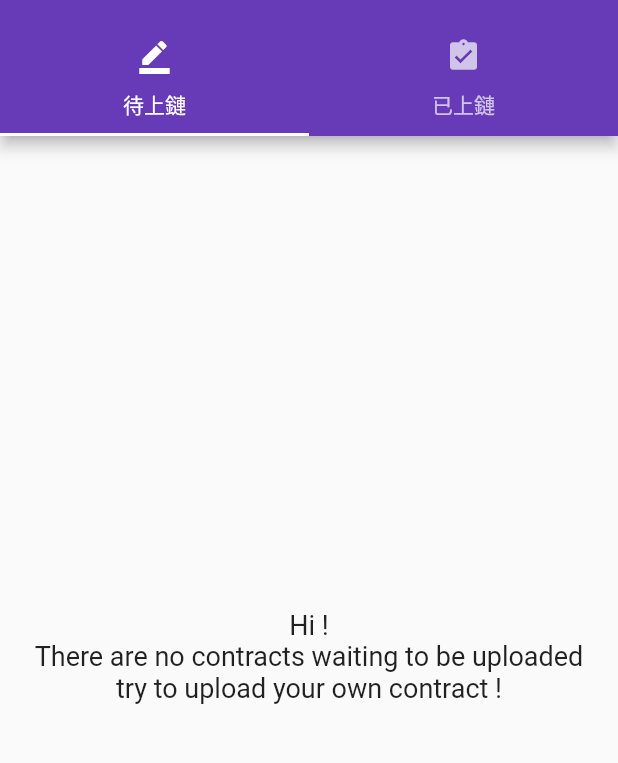
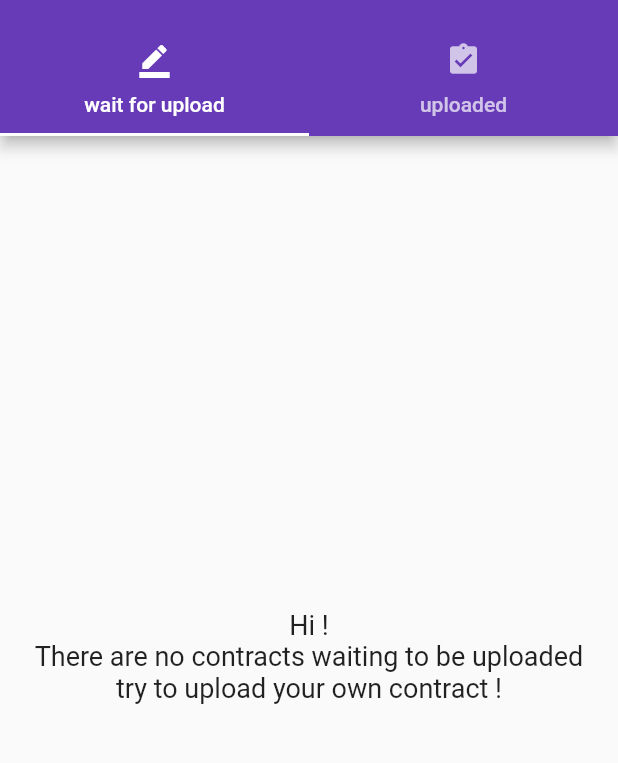
Before and after one commit to cy0802/data_storing_via_blockchain, a Flutter app: the History screen opened by its route, on a phone screen of 412 x 824 dp, the part 59-822 px from its top. Run offline on Flutter 3.47's test engine with Material 2 defaults, Android fonts, the phone set to English and light mode, and no system bars; our stand-ins replace cloud_firestore, dio, file_picker, firebase_auth, firebase_core, firebase_messaging and 5 more; missing offline and left inert: flutter_ipfs, flutter_pdfview, web3dart; accounts and stored records are empty; project files that could hold a hidden picture were left out.

Commit message:
Update RecordedCon.dart

```diff
--- a/lib/pages/kids/MyContract/RecordedCon.dart
+++ b/lib/pages/kids/MyContract/RecordedCon.dart
@@ -12,27 +12,43 @@ class History extends StatefulWidget {
   State<History> createState() => _HistoryState();
 }
 
-class _HistoryState extends State<History> {
+class _HistoryState extends State<History>
+with SingleTickerProviderStateMixin{
+  late TabController controller;
+
+  @override
+  void initState(){
+    super.initState();
+    controller = TabController(length: 2, vsync: this);
+  }
+  @override
+  void dispose(){
+    super.dispose();
+    controller.dispose();
+  }
 
   @override
   Widget build(BuildContext context) {
-    return DefaultTabController(
-      length: 2,
-      child: Scaffold(
-
-        appBar: AppBar(
-          title: const Text('History contract'),
-          bottom: const TabBar(
-            tabs: [
-              Tab(text: '待上鏈', icon: Icon(Icons.border_color)),
-              Tab(text: '已上鏈', icon: Icon(Icons.assignment_turned_in)),
-            ],
-          )
-        ),
-        body: const TabBarView(
-          children: [UnSignCon(), SignedCon()],
+    int result = 0;
+    return Scaffold(
+      appBar: AppBar(
+        title: const Text('History contract'),
+        bottom: TabBar(
+          controller: controller,
+          tabs: [
+            Tab(text: 'wait for upload', icon: Icon(Icons.border_color)),
+            Tab(text: 'uploaded', icon: Icon(Icons.assignment_turned_in)),
+          ],
         )
       ),
+
+      body: TabBarView(
+        controller: controller,
+        children: [
+          UnSignCon(),
+          SignedCon()
+        ],
+      )
     );
   }
 }
```
